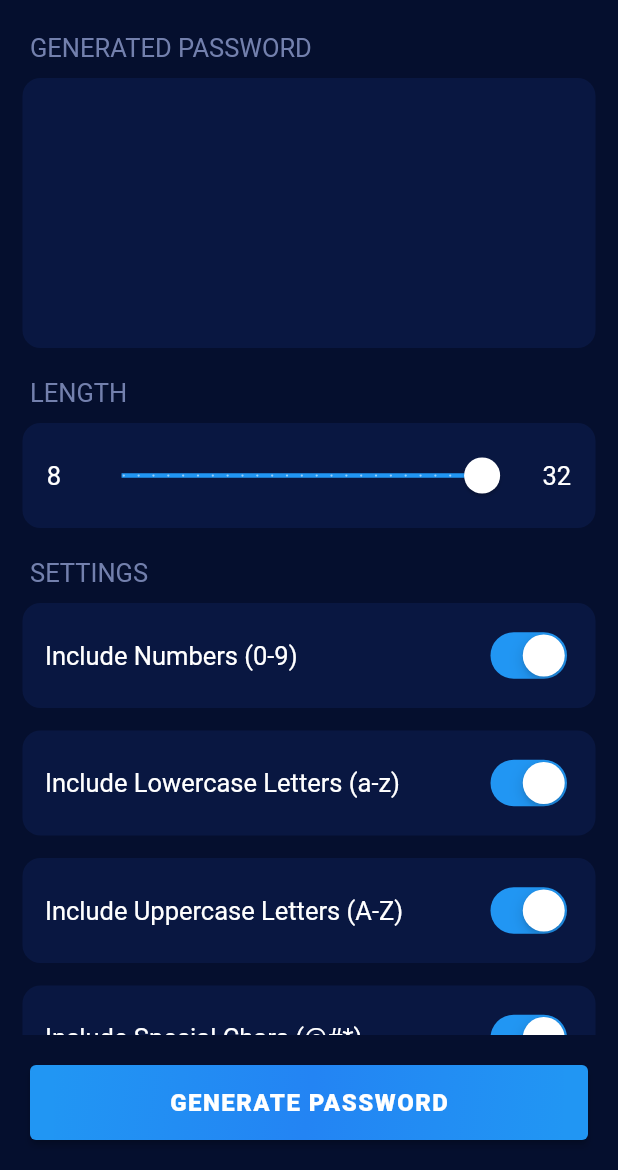
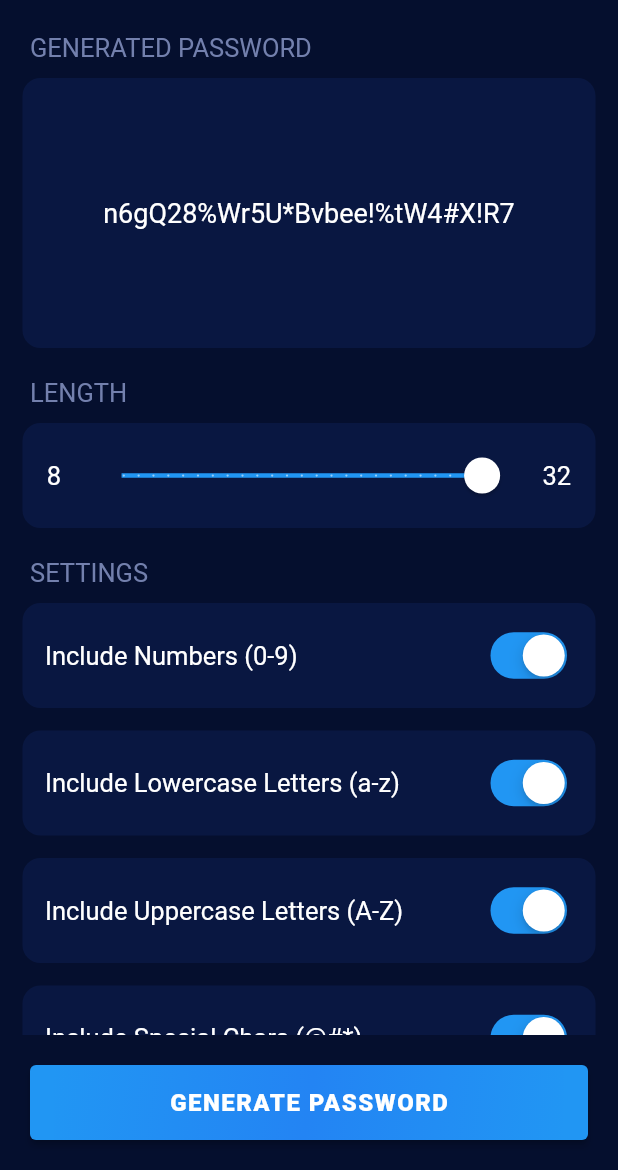
Before and after one commit to Yash-Garg/Valiant, a Flutter app: the screen it shows after launch, on a phone screen of 412 x 824 dp, the part 66-1236 px from its top. Run offline on Flutter 3.47's test engine with Material 2 defaults, Android fonts, the phone set to English and light mode, and no system bars; our stand-ins replace get, google_fonts, share; Roboto replaces fonts that are missing (Alata).

Commit message:
Add placeholder password
Signed-off-by: Yash-Garg <yash.garg@outlook.in>

```diff
--- a/lib/screens/home_screen.dart
+++ b/lib/screens/home_screen.dart
@@ -63,6 +63,12 @@ class _HomeScreenState extends State<HomeScreen> {
                             borderRadius:
                                 new BorderRadius.all(Radius.circular(12)),
                           ),
+                          child: Center(
+                              child: Text(
+                            "n6gQ28%Wr5U*Bvbee!%tW4#X!R7",
+                            style: TextStyle(fontSize: 18),
+                            maxLines: 5,
+                          )),
                         ),
                       ],
                     ),
```
